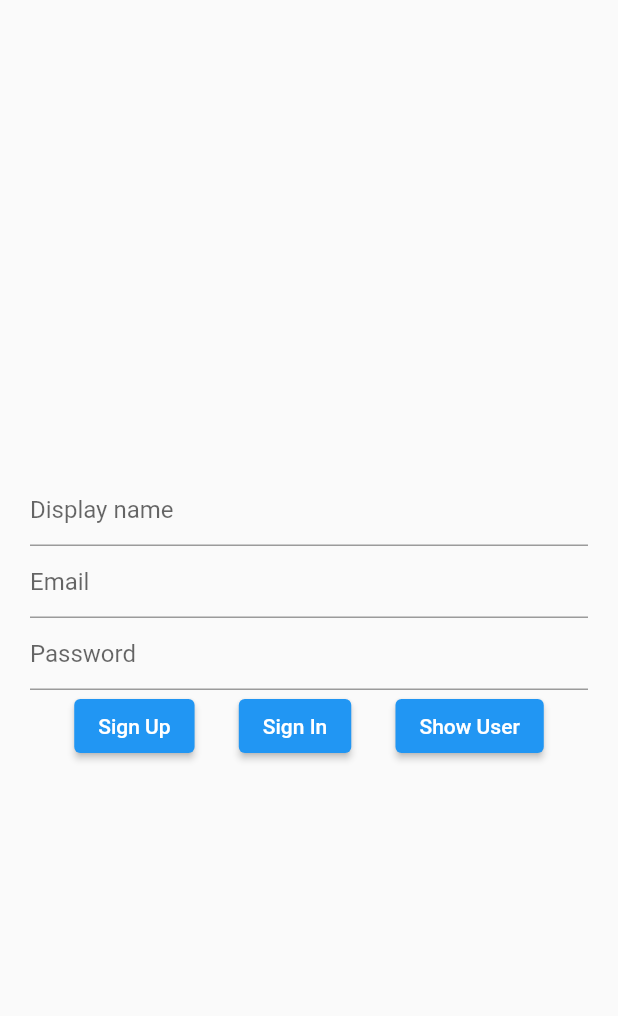
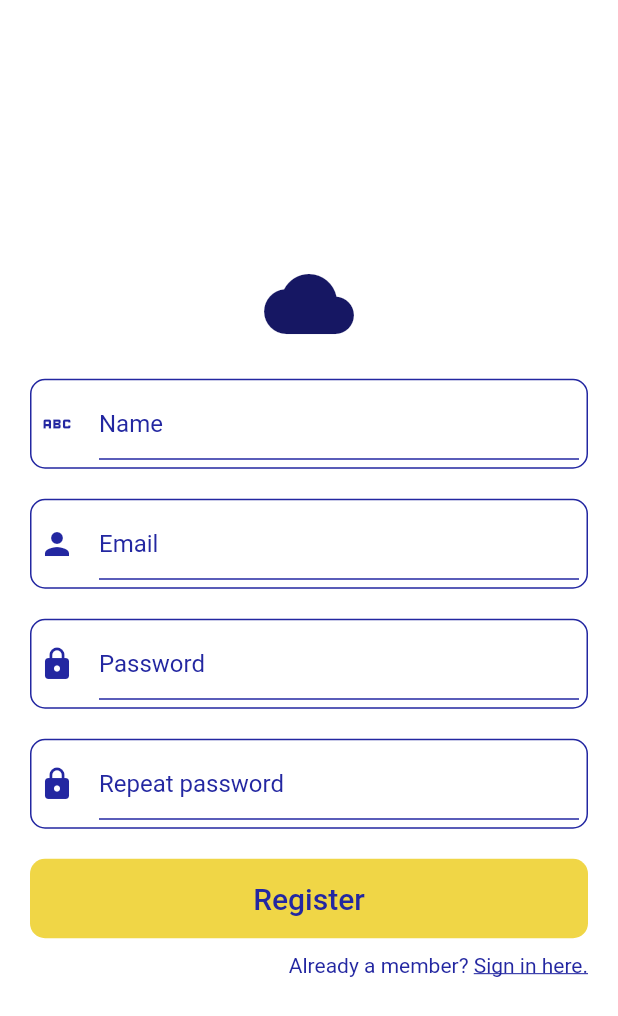
Before and after one commit to Przemas91M/weather_station_esp32, a Flutter app: the SignUpPage screen opened directly, on a phone screen of 412 x 824 dp. Shown: the top 1016 px of the screen. Run offline on Flutter 3.47's test engine with Material 2 defaults, Android fonts, the phone set to English and light mode, and no system bars; our stand-ins replace bloc, cloud_firestore, equatable, firebase_auth, firebase_core, flutter_bloc; accounts and stored records are empty.

Commit message:
Added password and login checking

```diff
--- a/lib/auth/bloc/auth_bloc.dart
+++ b/lib/auth/bloc/auth_bloc.dart
@@ -10,33 +10,44 @@ part 'auth_state.dart';
 class AuthBloc extends Bloc<AuthEvent, AuthState> {
   AuthBloc({required AuthRepository authRepository})
       : _authRepository = authRepository,
-        super(authRepository.currentUser == null
-            ? Unauthenticated()
-            : Authenticated(authRepository.user!)) {
+        super(const AuthState()) {
     on<InitializeApp>(_initializeApp);
     on<AppUserChanged>(_userChanged);
     on<SignInRequested>(_userSignIn);
     on<SignUpRequested>(_userSignUp);
-    on<OpenLoginScreen>(_openLoginScreen);
-    on<OpenNewUserScreen>(_openNewUserScreen);
+    on<EmailChanged>(_emailChanged);
+    on<PasswordChanged>(_passwordChanged);
   }
 
   final AuthRepository _authRepository;
   StreamSubscription<User?>? _authSubscription;
 
   FutureOr<void> _initializeApp(InitializeApp event, Emitter<AuthState> emit) {
-    _authSubscription!.cancel();
+    //_authSubscription!.cancel();
     _authSubscription = _authRepository.userStream
         .listen((user) => add(AppUserChanged(user: user)));
   }
 
+  FutureOr<void> _emailChanged(event, Emitter<AuthState> emit) {
+    emit(state.copyWith(email: event.email));
+  }
+
+  FutureOr<void> _passwordChanged(
+      PasswordChanged event, Emitter<AuthState> emit) {
+    emit(state.copyWith(password: event.password));
+  }
+
   FutureOr<void> _userChanged(AppUserChanged event, Emitter<AuthState> emit) {
-    emit(event.user == null ? Unauthenticated() : Authenticated(event.user));
+    emit(event.user == null
+        ? state.copyWith(
+            email: '', password: '', status: AuthStatus.unauthenticated)
+        : state.copyWith(
+            email: event.user!.email, status: AuthStatus.authenticated));
   }
 
   FutureOr<void> _userSignIn(SignInRequested event, Emitter<AuthState> emit) {
     _authRepository.signInWithEmailPassword(
-        email: event.email, password: event.password);
+        email: state.email, password: state.password);
   }
 
   FutureOr<void> _userSignUp(SignUpRequested event, Emitter<AuthState> emit) {
@@ -46,16 +57,6 @@ class AuthBloc extends Bloc<AuthEvent, AuthState> {
         displayName: event.displayName);
   }
 
-  FutureOr<void> _openLoginScreen(
-      OpenLoginScreen event, Emitter<AuthState> emit) {
-    emit(SignIn());
-  }
-
-  FutureOr<void> _openNewUserScreen(
-      OpenNewUserScreen event, Emitter<AuthState> emit) {
-    emit(SignUp());
-  }
-
   @override
   Future<void> close() {
     _authSubscription?.cancel();
--- a/lib/auth/bloc/auth_event.dart
+++ b/lib/auth/bloc/auth_event.dart
@@ -18,6 +18,16 @@ class AppUserChanged extends AuthEvent {
   final User? user;
 }
 
+class EmailChanged extends AuthEvent {
+  const EmailChanged({required this.email});
+  final String email;
+}
+
+class PasswordChanged extends AuthEvent {
+  const PasswordChanged({required this.password});
+  final String password;
+}
+
 class SignInRequested extends AuthEvent {
   const SignInRequested({required this.email, required this.password});
   final String email;
--- a/lib/auth/bloc/auth_state.dart
+++ b/lib/auth/bloc/auth_state.dart
@@ -1,23 +1,32 @@
 part of 'auth_bloc.dart';
 
-abstract class AuthState extends Equatable {
-  const AuthState();
+enum AuthStatus { initial, loading, unauthenticated, authenticated, error }
+
+final class AuthState extends Equatable {
+  const AuthState(
+      {this.email = '',
+      this.password = '',
+      this.status = AuthStatus.initial,
+      this.errorMessage});
 
   @override
-  List<Object> get props => [];
+  List<Object?> get props => [email, password, status, errorMessage];
+
+  final String email;
+  final String password;
+  final AuthStatus status;
+  final String? errorMessage;
+
+  AuthState copyWith({
+    String? email,
+    String? password,
+    AuthStatus? status,
+    String? errorMessage,
+  }) {
+    return AuthState(
+        email: email ?? this.email,
+        password: password ?? this.password,
+        status: status ?? this.status,
+        errorMessage: errorMessage ?? this.errorMessage);
+  }
 }
-
-class AuthInitial extends AuthState {}
-
-class Loading extends AuthState {}
-
-class Authenticated extends AuthState {
-  final User? user;
-  const Authenticated(this.user);
-}
-
-class Unauthenticated extends AuthState {}
-
-class SignIn extends AuthState {}
-
-class SignUp extends AuthState {}
--- a/lib/auth/view/sign_up_page.dart
+++ b/lib/auth/view/sign_up_page.dart
@@ -1,65 +1,73 @@
 import 'package:flutter/material.dart';
-import 'package:weather_station_esp32/auth/repository/auth_repo.dart';
+import 'package:weather_station_esp32/auth/widgets/auth_button.dart';
+import 'package:weather_station_esp32/auth/widgets/elevated_text_input.dart';
+import 'package:weather_station_esp32/style/color_palette.dart';
 
 class SignUpPage extends StatefulWidget {
   const SignUpPage({super.key});
+
+  static Route<void> route() {
+    return MaterialPageRoute<void>(builder: (_) => const SignUpPage());
+  }
 
   @override
   State<SignUpPage> createState() => _SignUpPageState();
 }
 
 class _SignUpPageState extends State<SignUpPage> {
-  final _emailController = TextEditingController();
-  final _passwordController = TextEditingController();
-  final _displayNameController = TextEditingController();
-  AuthRepository authRepo = AuthRepository();
   @override
   Widget build(BuildContext context) {
     return Scaffold(
-      body: Center(
+      backgroundColor: Colors.white,
+      body: SafeArea(
         child: Padding(
-          padding: const EdgeInsets.symmetric(horizontal: 20),
+          padding: const EdgeInsets.symmetric(horizontal: 20.0),
           child: Column(
             mainAxisAlignment: MainAxisAlignment.center,
             children: [
-              TextField(
-                decoration: const InputDecoration(hintText: 'Display name'),
-                controller: _displayNameController,
+              const Icon(Icons.cloud, color: ColorPalette.darkBlue, size: 60.0),
+              const SizedBox(height: 20.0),
+              ElevatedTextInput(
+                  inputText: "Name",
+                  icon: const Icon(Icons.abc),
+                  onChanged: (input) {}),
+              const SizedBox(height: 20.0),
+              ElevatedTextInput(
+                onChanged: (input) {},
+                inputText: 'Email',
+                icon: const Icon(Icons.person),
               ),
-              TextField(
-                decoration: const InputDecoration(hintText: 'Email'),
-                controller: _emailController,
+              const SizedBox(height: 20.0),
+              ElevatedTextInput(
+                onChanged: (input) {},
+                inputText: 'Password',
+                obscureText: true,
+                icon: const Icon(Icons.lock),
               ),
-              TextField(
-                decoration: const InputDecoration(hintText: 'Password'),
-                controller: _passwordController,
-                obscureText: true,
-              ),
+              const SizedBox(height: 20),
+              ElevatedTextInput(
+                  inputText: 'Repeat password',
+                  obscureText: true,
+                  icon: const Icon(Icons.lock),
+                  onChanged: (input) {}),
+              const SizedBox(height: 20.0),
+              AuthButton(textInput: 'Register', onTap: () {}),
+              const SizedBox(height: 10),
               Row(
-                mainAxisAlignment: MainAxisAlignment.spaceEvenly,
+                mainAxisAlignment: MainAxisAlignment.end,
                 children: [
-                  ElevatedButton(
-                    onPressed: () {
-                      authRepo.signUpWithEmailPassword(
-                          email: _emailController.text,
-                          password: _passwordController.text,
-                          displayName: _displayNameController.text);
-                    },
-                    child: const Text('Sign Up'),
+                  Text(
+                    'Already a member? ',
+                    style: Theme.of(context).textTheme.bodyMedium,
                   ),
-                  ElevatedButton(
-                    onPressed: () {
-                      authRepo.signInWithEmailPassword(
-                          email: _emailController.text,
-                          password: _passwordController.text);
-                    },
-                    child: const Text('Sign In'),
-                  ),
-                  ElevatedButton(
-                    onPressed: () {
-                      print(authRepo.currentUser.toString());
-                    },
-                    child: const Text('Show User'),
+                  GestureDetector(
+                    onTap: () => Navigator.of(context).pop(),
+                    child: const Text(
+                      'Sign in here.',
+                      style: TextStyle(
+                          decoration: TextDecoration.underline,
+                          color: ColorPalette.midBlue),
+                    ),
                   ),
                 ],
               )
--- a/lib/auth/widgets/auth_button.dart
+++ b/lib/auth/widgets/auth_button.dart
@@ -12,14 +12,14 @@ class AuthButton extends StatelessWidget {
     return GestureDetector(
       onTap: onTap,
       child: Container(
-        padding: EdgeInsets.symmetric(vertical: 10.0),
+        padding: const EdgeInsets.symmetric(vertical: 15.0),
         decoration: BoxDecoration(
             borderRadius: BorderRadius.circular(10),
             color: ColorPalette.yellow),
         child: Center(
           child: Text(
             textInput,
-            style: const TextStyle(color: ColorPalette.midBlue),
+            style: Theme.of(context).textTheme.bodyLarge,
           ),
         ),
       ),
--- a/lib/auth/widgets/elevated_text_input.dart
+++ b/lib/auth/widgets/elevated_text_input.dart
@@ -3,25 +3,29 @@ import 'package:weather_station_esp32/style/color_palette.dart';
 
 class ElevatedTextInput extends StatelessWidget {
   const ElevatedTextInput(
-      {required this.controller,
-      required this.inputText,
+      {required this.inputText,
       required this.icon,
+      required this.onChanged,
+      this.obscureText,
       super.key});
 
-  final TextEditingController controller;
   final String inputText;
   final Icon icon;
+  final bool? obscureText;
+  final void Function(String) onChanged;
 
   @override
   Widget build(BuildContext context) {
     return Container(
-      padding: EdgeInsets.symmetric(vertical: 5.0, horizontal: 5.0),
+      padding: const EdgeInsets.symmetric(vertical: 5.0, horizontal: 5.0),
       decoration: BoxDecoration(
         border: Border.all(color: ColorPalette.midBlue, width: 1.0),
         borderRadius: BorderRadius.circular(10),
         color: Colors.white,
       ),
       child: TextField(
+        obscureText: obscureText ?? false,
+        onChanged: onChanged,
         decoration: InputDecoration(
             enabledBorder: const UnderlineInputBorder(
                 borderSide: BorderSide(color: ColorPalette.midBlue)),
@@ -31,7 +35,6 @@ class ElevatedTextInput extends StatelessWidget {
             hintText: inputText,
             icon: icon,
             iconColor: ColorPalette.midBlue),
-        controller: controller,
         style: const TextStyle(color: ColorPalette.midBlue),
       ),
     );
```
Also changed, not shown: lib/auth/view/sign_in_page.dart (+31 -10 lines), lib/bloc/app.dart (+9 -3 lines), lib/weather/bloc/weather_bloc.dart (added, +13 -0 lines), lib/weather/bloc/weather_event.dart (added, +8 -0 lines), lib/weather/bloc/weather_state.dart (added, +10 -0 lines), lib/weather/view/weather_main_page.dart (added, +10 -0 lines).
